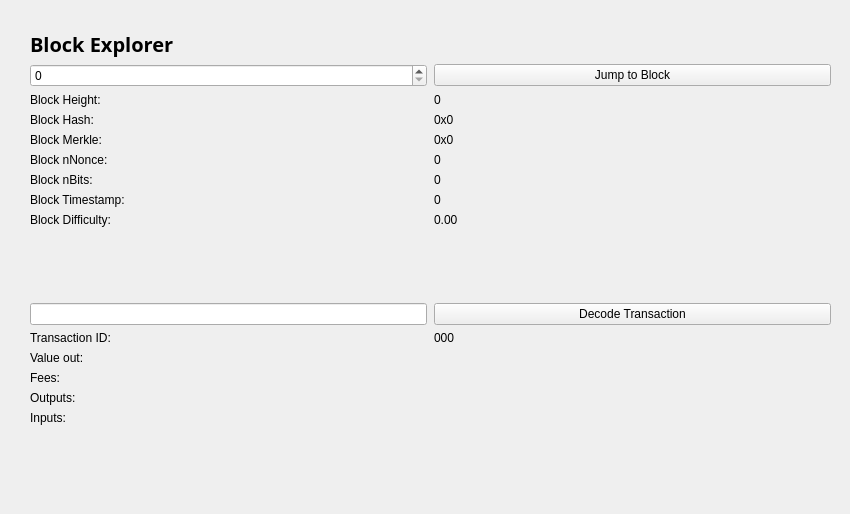
The window that src/qt/forms/blockbrowser.ui (ajeef/Rubix) describes before a commit, drawn with Qt 5.
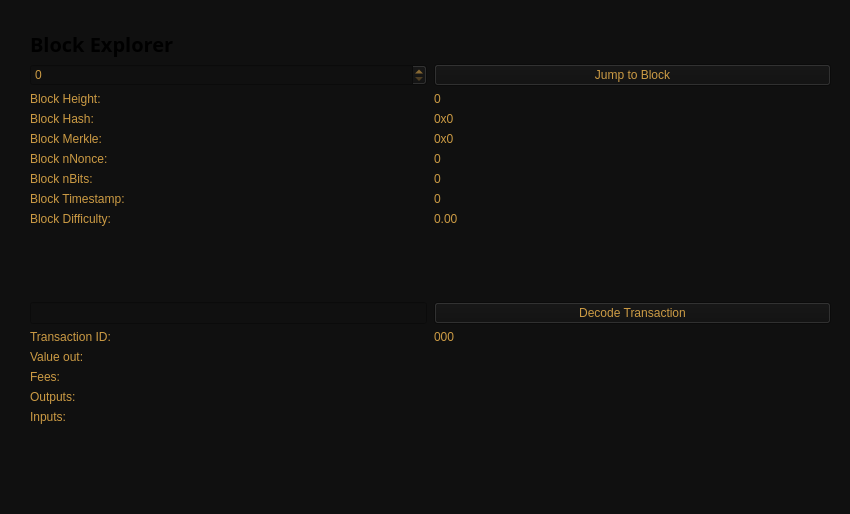
The same window after the commit.

```diff
--- a/src/qt/forms/blockbrowser.ui
+++ b/src/qt/forms/blockbrowser.ui
@@ -34,6 +34,10 @@
   <property name="windowTitle">
    <string>Form</string>
   </property>
+  <property name="styleSheet">
+   <string notr="true">color: rgb(204, 155, 68);
+background-color: rgb(16, 16, 16);</string>
+  </property>
   <layout class="QGridLayout">
    <property name="sizeConstraint">
     <enum>QLayout::SetMaximumSize</enum>
```
